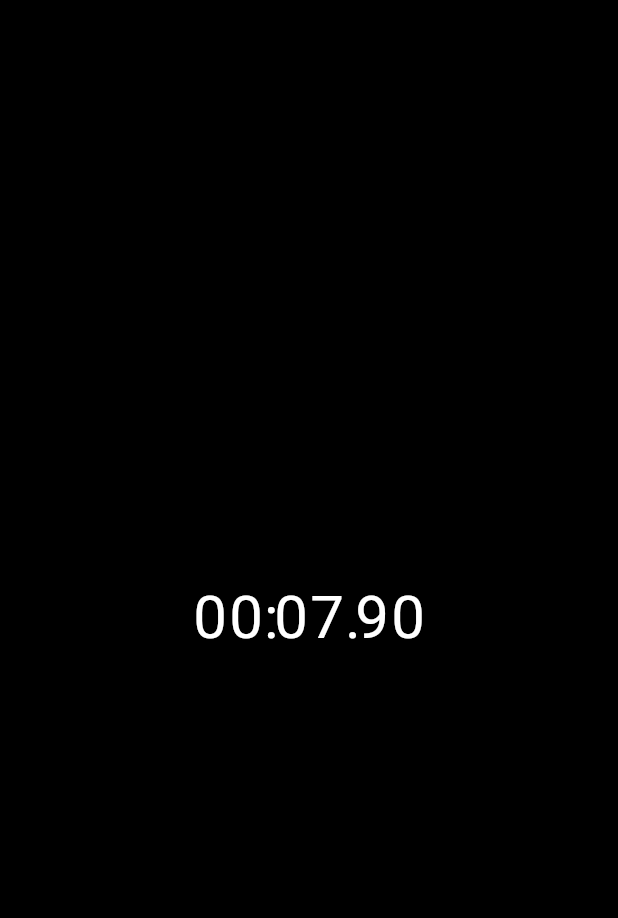
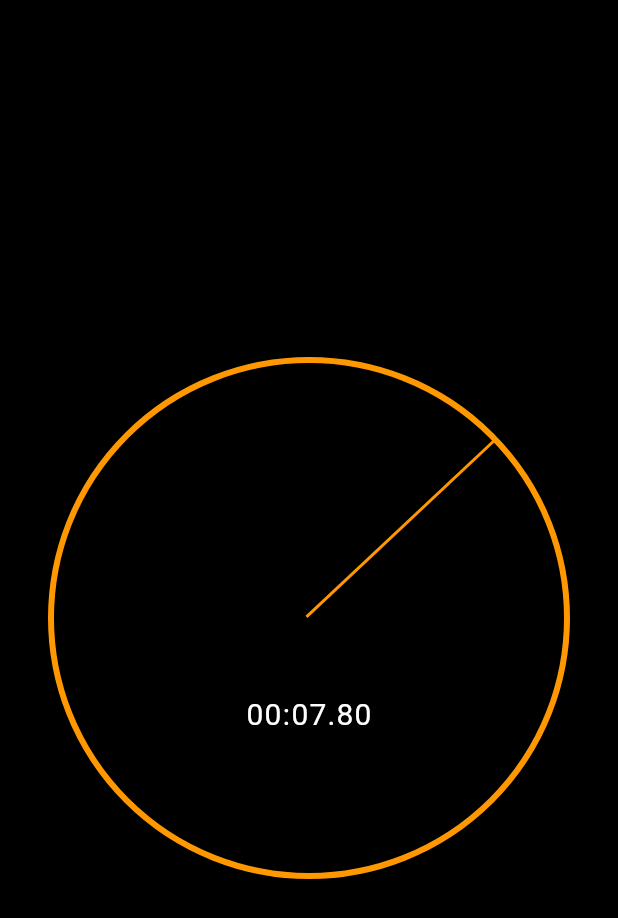
Before and after one commit to Origogi/flutter_animation_til, a Flutter app: the screen it shows after launch, on a phone screen of 412 x 824 dp. Shown: the top 918 px of the screen. Run offline on Flutter 3.47's test engine with Material 2 defaults, Android fonts, the phone set to English and light mode, and no system bars.

Commit message:
implement clock hand

```diff
--- a/stopwatch_flutter/lib/main.dart
+++ b/stopwatch_flutter/lib/main.dart
@@ -28,7 +28,12 @@ class MyHomePage extends StatelessWidget {
       value: SystemUiOverlayStyle.light,
       child: Scaffold(
         body: Center(
-          child: Stopwatch(),
+          child: Padding(
+            padding: const EdgeInsets.all(32.0),
+            child: AspectRatio(
+                aspectRatio: 1.0,
+                child: Stopwatch()),
+          ),
         ),
       ),
     );
--- /dev/null
+++ b/stopwatch_flutter/lib/ui/clock_hand.dart
@@ -0,0 +1,31 @@
+import 'package:flutter/widgets.dart';
+
+class ClockHand extends StatelessWidget {
+  const ClockHand(
+      {Key? key,
+      required this.rotationZAngle,
+      required this.handThickness,
+      required this.handLength,
+      required this.color})
+      : super(key: key);
+
+  final double rotationZAngle;
+  final double handThickness;
+  final double handLength;
+  final Color color;
+
+  @override
+  Widget build(BuildContext context) {
+    return Transform(
+      alignment: Alignment.topLeft,
+      transform: Matrix4.identity()
+        ..translate(-handThickness / 2, 0,0)
+        ..rotateZ(rotationZAngle),
+      child: Container(
+        height: handLength,
+        width: handThickness,
+        color: color,
+      ),
+    );
+  }
+}
--- a/stopwatch_flutter/lib/ui/elapsed_time_text.dart
+++ b/stopwatch_flutter/lib/ui/elapsed_time_text.dart
@@ -12,7 +12,7 @@ class ElapsedTimeText extends StatelessWidget {
     final hundredsStr = hundreds.toStringAsFixed(0).padLeft(2, '0');
     final secondsStr = seconds.toString().padLeft(2, '0');
     final minutesStr = minutes.toString().padLeft(2, '0');
-    const digitWidth = 24.0;
+    const digitWidth = 12.0;
     return Row(
       mainAxisAlignment: MainAxisAlignment.center,
       children: [
@@ -40,7 +40,7 @@ class TimeDigit extends StatelessWidget {
       width: width,
       child: Text(
         text,
-        style: TextStyle(fontSize: 40),
+        style: TextStyle(fontSize: 20),
         textAlign: TextAlign.center,
       ),
     );
--- a/stopwatch_flutter/lib/ui/stopwatch.dart
+++ b/stopwatch_flutter/lib/ui/stopwatch.dart
@@ -1,41 +1,51 @@
-import 'dart:async';
+import 'dart:math';
 
 import 'package:flutter/material.dart';
-import 'package:stopwatch_flutter/ui/elapsed_time_text.dart';
-import 'package:stopwatch_flutter/ui/elapsed_time_text_basic.dart';
+import 'package:flutter/scheduler.dart';
+import 'package:stopwatch_flutter/ui/stopwatch_renderer.dart';
 
 class Stopwatch extends StatefulWidget {
   @override
   _StopwatchState createState() => _StopwatchState();
 }
 
-class _StopwatchState extends State<Stopwatch> {
+class _StopwatchState extends State<Stopwatch>
+    with SingleTickerProviderStateMixin {
+  Duration _elapsed = Duration.zero;
+  late final Ticker _ticker;
 
-  late DateTime _initialTime;
-  Duration _elapsed = Duration.zero;
-  late final Timer _timer;
   @override
   void initState() {
     super.initState();
-    _initialTime = DateTime.now();
-    _timer = Timer.periodic(Duration(milliseconds: 50), (timer) {
-      final now = DateTime.now();
+
+    _ticker = createTicker((elapsed) {
       setState(() {
-        _elapsed = now.difference(_initialTime);
+        _elapsed = elapsed;
       });
     });
+    _ticker.start();
   }
 
   @override
   void dispose() {
-    _timer.cancel();
+    _ticker.dispose();
     super.dispose();
   }
 
   @override
   Widget build(BuildContext context) {
-    return ElapsedTimeText(
-      elapsed: _elapsed,
-    );
+    return LayoutBuilder(builder: (context, constraints) {
+      final radius = min(constraints.maxWidth, constraints.maxHeight) / 2;
+      return Stack(
+        children: [
+          Center(
+            child: StopwatchRenderer(
+              radius: radius,
+              elapsed: _elapsed,
+            ),
+          ),
+        ],
+      );
+    });
   }
 }
--- /dev/null
+++ b/stopwatch_flutter/lib/ui/stopwatch_renderer.dart
@@ -0,0 +1,49 @@
+import 'dart:math';
+
+import 'package:flutter/material.dart';
+import 'package:flutter/widgets.dart';
+import 'package:stopwatch_flutter/ui/clock_hand.dart';
+import 'package:stopwatch_flutter/ui/elapsed_time_text.dart';
+
+class StopwatchRenderer extends StatelessWidget {
+  const StopwatchRenderer(
+      {Key? key, required this.elapsed, required this.radius})
+      : super(key: key);
+
+  final Duration elapsed;
+  final double radius;
+
+  @override
+  Widget build(BuildContext context) {
+    return Stack(
+      children: [
+        Container(
+          decoration: BoxDecoration(
+            borderRadius: BorderRadius.circular(radius),
+            border: Border.all(
+              color: Colors.orange,
+              width: 4,
+            ),
+          ),
+        ),
+        Positioned(
+          left: radius,
+          top: radius,
+          child: ClockHand(
+              rotationZAngle: pi + (2 * pi / 60000) * elapsed.inMilliseconds,
+              handThickness: 2,
+              handLength: radius,
+              color: Colors.orange),
+        ),
+        Positioned(
+          left: 0,
+          right: 0,
+          top: radius * 1.3,
+          child: ElapsedTimeText(
+            elapsed: elapsed,
+          ),
+        ),
+      ],
+    );
+  }
+}
```
Also changed, not shown: 4 other files.
